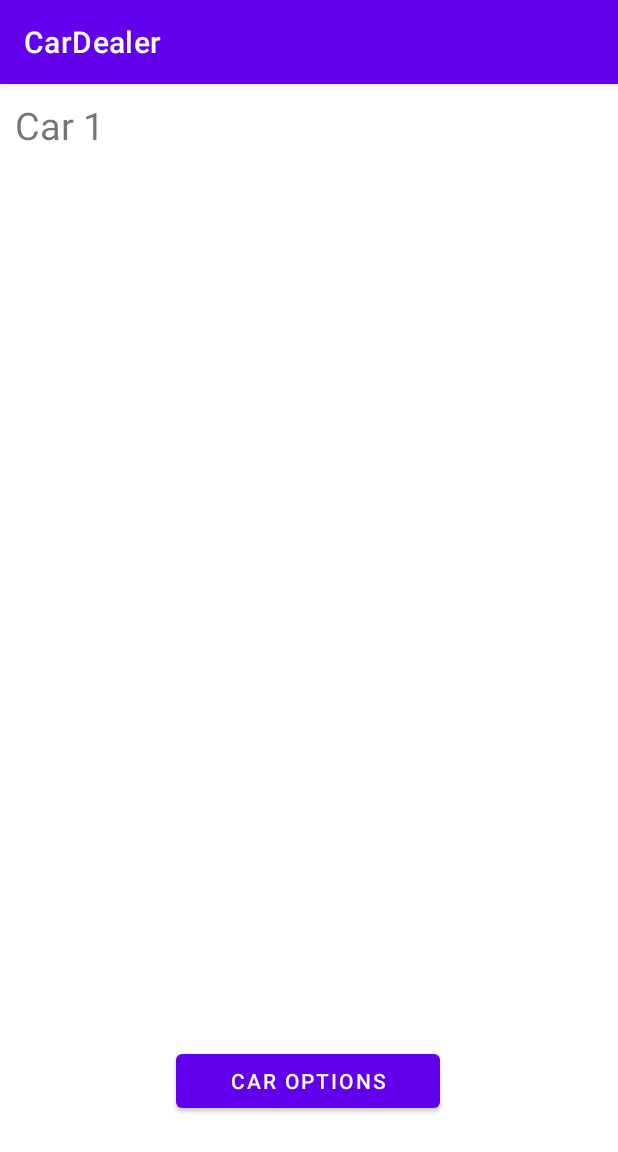
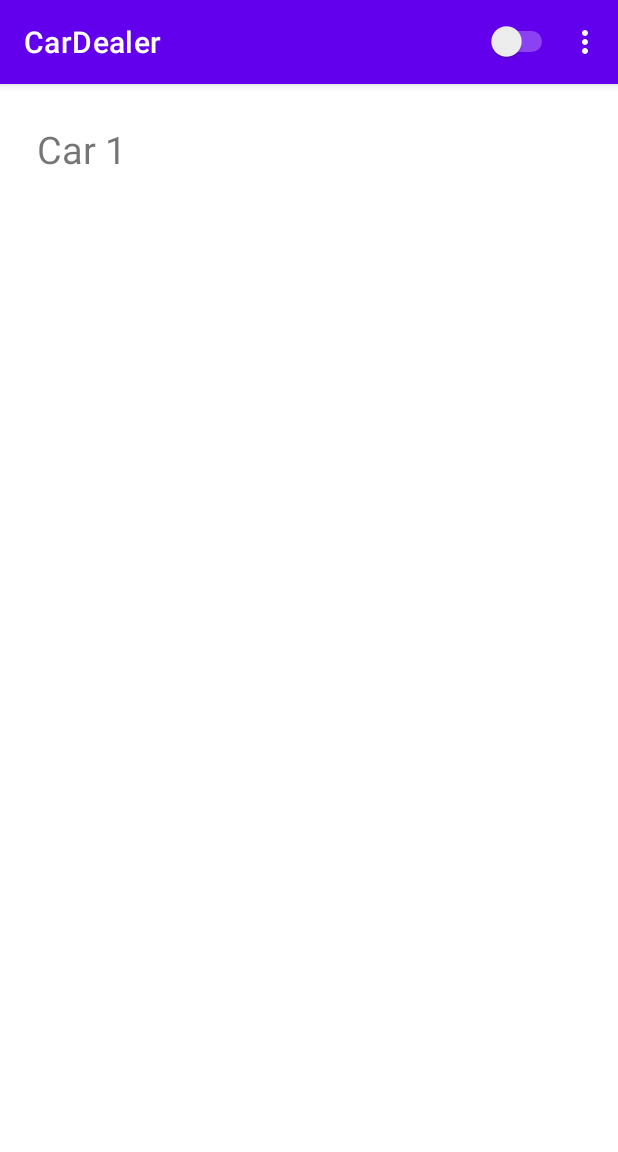
Before and after one commit to Guacamoley/Car-Dealership-Android-App, an Android app: the VehicleActivity screen opened directly, with no data from a screen before it, on a phone screen of 412 x 824 dp. Shown: the top 1152 px of the screen. Run offline under Robolectric (Android 15) with nearby library versions, the phone set to English and light mode, and no system bars.

Commit message:
Added on/off switch in the heading as well as a drop-down menu

```diff
--- a/CarDealer/app/src/main/java/edu/metrostate/cardealer/VehicleActivity.java
+++ b/CarDealer/app/src/main/java/edu/metrostate/cardealer/VehicleActivity.java
@@ -1,16 +1,50 @@
 package edu.metrostate.cardealer;
 
 import android.os.Bundle;
+import android.view.Menu;
+import android.view.MenuInflater;
+import android.view.MenuItem;
+import android.widget.Button;
+import android.widget.Toast;
 
+import androidx.annotation.NonNull;
 import androidx.appcompat.app.AppCompatActivity;
 
 public class VehicleActivity extends AppCompatActivity {
+
+    Button car_button;
 
     @Override
     protected void onCreate(Bundle savedInstanceState) {
         super.onCreate(savedInstanceState);
         setContentView(R.layout.activity_vehicle);
 
+    }
+
+    @Override
+    public boolean onCreateOptionsMenu(Menu menu) {
+        MenuInflater inflater = getMenuInflater();
+        inflater.inflate(R.menu.test_menu, menu);
+        return true;
+    }
+
+    @Override
+    public boolean onOptionsItemSelected(@NonNull MenuItem item) {
+        switch (item.getItemId()) {
+            case R.id.item1:
+                Toast.makeText(this, "Item 1 Selected", Toast.LENGTH_SHORT).show();
+                return true;
+            case R.id.item2:
+                Toast.makeText(this, "Item 2 Selected", Toast.LENGTH_SHORT).show();
+                return true;
+            case R.id.item3:
+                Toast.makeText(this, "Item 3 Selected", Toast.LENGTH_SHORT).show();
+                return true;
+            default:
+                return super.onOptionsItemSelected(item);
+        }
 
     }
+
+
 }
--- /dev/null
+++ b/CarDealer/app/src/main/res/drawable/ic_icon.xml
@@ -0,0 +1,6 @@
+<vector android:height="24dp"
+    android:viewportHeight="24" android:viewportWidth="24"
+    android:width="24dp" xmlns:android="http://schemas.android.com/apk/res/android">
+    <path android:fillColor="@android:color/white"
+          android:pathData="M12,2C6.48,2 2,6.48 2,12s4.48,10 10,10 10,-4.48 10,-10S17.52,2 12,2zM13,17h-2v-6h2v6zM13,9h-2L11,7h2v2z"/>
+</vector>
--- a/CarDealer/app/src/main/res/layout/activity_vehicle.xml
+++ b/CarDealer/app/src/main/res/layout/activity_vehicle.xml
@@ -13,17 +13,11 @@
         android:layout_margin="10dp"
         android:text="Car 1"
         android:textSize="25sp"
+        app:layout_constraintBottom_toBottomOf="parent"
+        app:layout_constraintEnd_toEndOf="parent"
+        app:layout_constraintHorizontal_bias="0.045"
         app:layout_constraintStart_toStartOf="parent"
-        app:layout_constraintTop_toTopOf="parent" />
+        app:layout_constraintTop_toTopOf="parent"
+        app:layout_constraintVertical_bias="0.022" />
 
-    <Button
-        android:id="@+id/button2"
-        android:layout_width="176dp"
-        android:layout_height="48dp"
-        android:layout_marginTop="596dp"
-        android:text="Car Options"
-        app:layout_constraintEnd_toEndOf="parent"
-        app:layout_constraintHorizontal_bias="0.497"
-        app:layout_constraintStart_toStartOf="parent"
-        app:layout_constraintTop_toBottomOf="@+id/car_title" />
 </androidx.constraintlayout.widget.ConstraintLayout>
--- a/CarDealer/app/src/main/res/layout/dealer_item.xml
+++ b/CarDealer/app/src/main/res/layout/dealer_item.xml
@@ -7,8 +7,8 @@
         android:id="@+id/dealer_name"
         android:layout_width="match_parent"
         android:layout_height="wrap_content"
-        android:textSize="20sp"
-        android:text="Dealer Name"
+        android:textSize="27sp"
+        android:text="@string/dealer_name"
         />
 
 </RelativeLayout>
--- /dev/null
+++ b/CarDealer/app/src/main/res/menu/test_menu.xml
@@ -0,0 +1,27 @@
+<?xml version="1.0" encoding="utf-8"?>
+<menu xmlns:android="http://schemas.android.com/apk/res/android"
+    xmlns:app="http://schemas.android.com/apk/res-auto">
+    <item
+        android:id="@+id/switch1"
+        android:title ="Switch"
+        app:actionViewClass="android.widget.Switch"
+        app:showAsAction="ifRoom" />
+
+    <item android:id="@+id/item1"
+        android:title="Item 1"
+        app:showAsAction = "never" />
+
+    <item android:id="@+id/item2"
+        android:icon="@drawable/ic_icon"
+        android:title="Item 2"
+        app:showAsAction = "never" />
+
+    <item android:id="@+id/item3"
+        android:icon="@drawable/ic_icon"
+        android:title="Item 3"
+        app:showAsAction = "never" />
+
+
+
+
+</menu>
--- a/CarDealer/app/src/main/res/values/strings.xml
+++ b/CarDealer/app/src/main/res/values/strings.xml
@@ -1,4 +1,5 @@
 <resources>
     <string name="app_name">CarDealer</string>
     <string name="dealer_list">Dealer List</string>
+    <string name="dealer_name">Dealer Name</string>
 </resources>
--- a/CarDealer/build.gradle
+++ b/CarDealer/build.gradle
@@ -1,5 +1,5 @@
 // Top-level build file where you can add configuration options common to all sub-projects/modules.
 plugins {
-    id 'com.android.application' version '7.2.0' apply false
-    id 'com.android.library' version '7.2.0' apply false
+    id 'com.android.application' version '7.3.1' apply false
+    id 'com.android.library' version '7.3.1' apply false
 }
```
Also changed, not shown: CarDealer/app/src/main/java/edu/metrostate/cardealer/MainActivity.java (+31 -12 lines), CarDealer/app/src/main/java/edu/metrostate/cardealer/VehicleListActivity.java (+30 -18 lines), CarDealer/app/src/main/res/layout/activity_main.xml (+10 -30 lines), CarDealer/app/src/main/res/layout/activity_vehicle_list.xml (+9 -17 lines).
